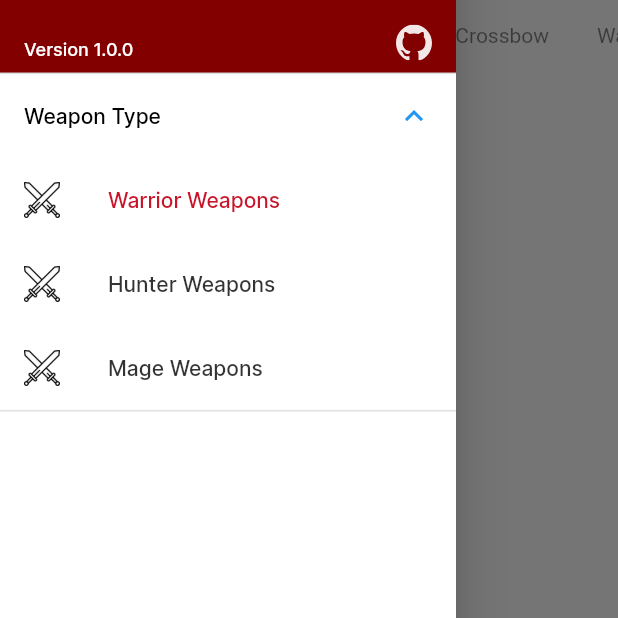
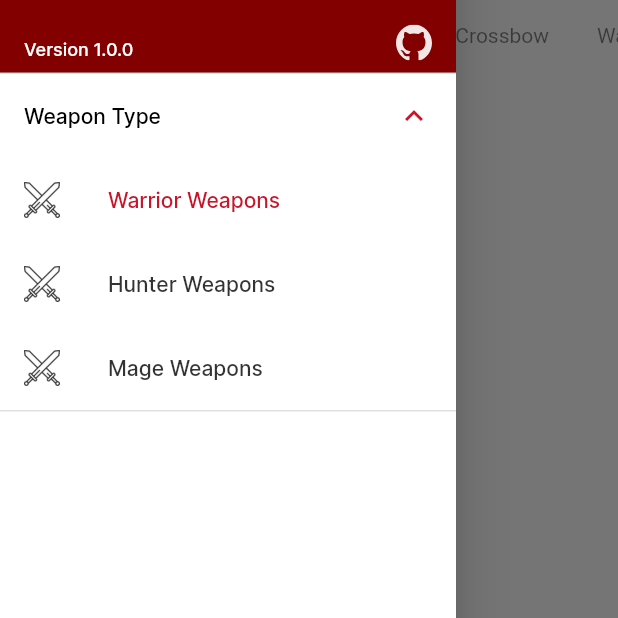
Before and after one commit to OpenAlbion/weaponry-android, a Flutter app: the screen it shows after launch, after a tap on an icon or button, on a phone screen of 412 x 824 dp, the part 169-787 px from its top. Run offline on Flutter 3.47's test engine with Material 2 defaults, Android fonts, the phone set to English and light mode, and no system bars; our stand-ins replace cached_network_image, connectivity_plus, dartz, dio, flutter_svg, fluttertoast and 5 more; generated files the repository leaves out were written again; network calls fail.

Commit message:
Added ItemList LoadingAnd Dark Mode

```diff
--- a/lib/constants/app_dimens.dart
+++ b/lib/constants/app_dimens.dart
@@ -1,3 +1,5 @@
+// ignore_for_file: constant_identifier_names
+
 const double MARGIN_SMALLER = 2;
 const double MARGIN_SMALL = 4;
 const double MARGIN_CARD_MEDIUM = 6;
@@ -22,8 +24,9 @@ const double TEXT_BIG = 40;
 const double TEXT_BIG_2X = 60;
 const double TEXT_BIG_3X = 80;
 
-
 const double DRAWER_ICON_SIZE = 26;
 const double HEIGHT_MANGA_ROW = 300;
 const double HEIGHT_MANGA = 200;
 const double WIDTH_MANGA = 160;
+
+const double HEIGHT_SUB_CATEGORY = 28;
--- a/lib/data/vos/item_vo.dart
+++ b/lib/data/vos/item_vo.dart
@@ -9,7 +9,7 @@ class ItemVO with _$ItemVO {
   factory ItemVO({
     required int id,
     @Default("") String name,
-    @JsonKey(name: "tire") @Default("") String tier,
+    @Default("") String tier,
     @JsonKey(name: "item_power") required int itemPower,
     @Default("") String icon,
   }) = _ItemVO;
--- a/lib/features/drawer_based/sections/drawer_category_section.dart
+++ b/lib/features/drawer_based/sections/drawer_category_section.dart
@@ -7,6 +7,7 @@ import 'package:openalbion_weaponry/features/global/inter_text.dart';
 import 'package:openalbion_weaponry/providers/home_provider.dart';
 import 'package:openalbion_weaponry/providers/based_provider.dart';
 import 'package:openalbion_weaponry/theme/app_color.dart';
+import 'package:openalbion_weaponry/theme/app_theme.dart';
 import 'package:provider/provider.dart';
 import 'package:shimmer/shimmer.dart';
 
@@ -42,16 +43,18 @@ class _DrawerCategorySection extends State<DrawerCategorySection> {
     return Column(
       children: provider.categoryList.getUniqueTypeList().map((type) {
         return ExpansionTile(
+          collapsedIconColor: get80PercentColor(context),
+          iconColor: secondaryRed,
           initiallyExpanded: provider.selectedCategory.type == type,
           title: InterText(convertTypeToLocalizedName(type, context)),
           children: provider.categoryList.getByType(type).map((category) {
             return ListTile(
-              leading: Image.asset(getCategoryLogoByType(type), width: MARGIN_LARGE),
+              leading: Image.asset(getCategoryLogoByType(type), width: MARGIN_LARGE, color: get80PercentColor(context),),
               selected: provider.selectedCategory.id == category.id,
               title: InterText(
                   category.name,
                   TextStyle(
-                      color: provider.selectedCategory.id == category.id ? secondaryRed : blackText80)),
+                      color: provider.selectedCategory.id == category.id ? secondaryRed : get80PercentColor(context))),
               onTap: () {
                 provider.setCategoryAndSubCategory(catId: category.id, setFirstSubcategory: true);
                 Navigator.pop(context);
--- a/lib/features/home/sections/item_list_section.dart
+++ b/lib/features/home/sections/item_list_section.dart
@@ -4,7 +4,10 @@ import 'package:openalbion_weaponry/data/vos/item_vo.dart';
 import 'package:openalbion_weaponry/data/vos/tier_group_vo.dart';
 import 'package:openalbion_weaponry/features/global/inter_text.dart';
 import 'package:cached_network_image/cached_network_image.dart';
+import 'package:openalbion_weaponry/features/home/widgets/item_list_loading.dart';
+import 'package:openalbion_weaponry/providers/based_provider.dart';
 import 'package:openalbion_weaponry/providers/home_provider.dart';
+import 'package:openalbion_weaponry/theme/app_theme.dart';
 import 'package:provider/provider.dart';
 
 class ItemListSection extends StatelessWidget {
@@ -12,24 +15,36 @@ class ItemListSection extends StatelessWidget {
 
   @override
   Widget build(BuildContext context) {
-    return Consumer<HomeProvider>(
-      builder: (context, provider, child) {
+    return Consumer<HomeProvider>(builder: (context, provider, child) {
+      return _renderUI(provider, context);
+    });
+  }
+
+  Widget _renderUI(HomeProvider provider, BuildContext context) {
+
+    if (provider.itemLoading) {
+      return ItemListLoading();
+    } else if (provider.itemComplete) {
+      return _completeUI(provider, context);
+    }
+
+    return SizedBox();
+  }
+
+  Expanded _completeUI(HomeProvider provider, BuildContext context) {
     return Expanded(
       child: ListView.separated(
           itemBuilder: (context, index) {
-                return TierGroupView(tierGroup: provider.tierGroupList[index],);
+            return TierGroupView(
+              tierGroup: provider.tierGroupList[index],
+            );
           },
           separatorBuilder: (_, index) => Divider(
                 endIndent: 140,
-                    color: Theme.of(context).textTheme.displayMedium!.color!.withOpacity(0.5),
+                color: get80PercentColor(context).withOpacity(0.5),
               ),
           itemCount: provider.tierGroupList.length),
     );
-      }
-    );
-    // return Column(
-    //   children: ,
-    // )
   }
 }
 
@@ -94,7 +109,9 @@ class TierGroupView extends StatelessWidget {
             physics: NeverScrollableScrollPhysics(),
             shrinkWrap: true,
             itemCount: tierGroup.itemList.length,
-            itemBuilder: (context, index) => ItemView(item: tierGroup.itemList[index],))
+            itemBuilder: (context, index) => ItemView(
+                  item: tierGroup.itemList[index],
+                ))
       ],
     );
   }
--- a/lib/features/home/sections/search_section.dart
+++ b/lib/features/home/sections/search_section.dart
@@ -2,6 +2,7 @@ import 'package:flutter/material.dart';
 import 'package:flutter_svg/flutter_svg.dart';
 import 'package:openalbion_weaponry/constants/app_dimens.dart';
 import 'package:openalbion_weaponry/theme/app_color.dart';
+import 'package:openalbion_weaponry/theme/app_theme.dart';
 
 class SearchSection extends StatelessWidget {
   final TextEditingController? controller;
@@ -23,9 +24,9 @@ class SearchSection extends StatelessWidget {
         decoration: InputDecoration(
           filled: true,
           isDense: true,
-          fillColor: secondaryWhite,
+          fillColor: getCardColor(context),
           hintText: "Search swords & ...",
-          hintStyle: TextStyle(fontSize: 14),
+          hintStyle: TextStyle(fontSize: 14, color: get80PercentColor(context)),
           border:
               OutlineInputBorder(borderRadius: BorderRadius.circular(12), borderSide: BorderSide.none),
           prefixIcon: Padding(
--- a/lib/features/home/sections/sub_category_list_section.dart
+++ b/lib/features/home/sections/sub_category_list_section.dart
@@ -1,10 +1,12 @@
 import 'package:flutter/material.dart';
 import 'package:openalbion_weaponry/constants/app_dimens.dart';
 import 'package:openalbion_weaponry/constants/app_fonts.dart';
+import 'package:openalbion_weaponry/features/home/widgets/sub_category_loading.dart';
 import 'package:openalbion_weaponry/providers/based_provider.dart';
 import 'package:openalbion_weaponry/providers/home_provider.dart';
 import 'package:openalbion_weaponry/theme/app_color.dart';
 import 'package:provider/provider.dart';
+import 'package:shimmer/shimmer.dart';
 
 class SubCategoryListSection extends StatefulWidget {
   const SubCategoryListSection({
@@ -15,53 +17,39 @@ class SubCategoryListSection extends StatefulWidget {
   State<SubCategoryListSection> createState() => _SubCategoryListSectionState();
 }
 
-class _SubCategoryListSectionState extends State<SubCategoryListSection> with TickerProviderStateMixin {
-  late ScrollController scrollController;
+class _SubCategoryListSectionState extends State<SubCategoryListSection> {
+  final itemKey = GlobalKey();
 
   @override
   void initState() {
-    scrollController = ScrollController();
     super.initState();
   }
 
   @override
   Widget build(BuildContext context) {
     return Consumer<HomeProvider>(builder: (context, provider, child) {
-      return _renderUI(provider, context, scrollController);
+      return _renderUI(provider, context);
     });
   }
 
-  Widget _renderUI(HomeProvider provider, BuildContext context, ScrollController scrollController) {
+  Widget _renderUI(HomeProvider provider, BuildContext context) {
     switch (provider.state) {
       case ViewState.COMPLETE:
-        return _buildCompleteUI(provider, context, scrollController);
+        return _buildCompleteUI(provider, context);
+
+      case ViewState.LOADING:
+        return SubCategoryLoading();
 
       default:
-        return Placeholder();
+        return SizedBox();
     }
   }
 
-  Widget _buildCompleteUI(
-      HomeProvider provider, BuildContext context, ScrollController scrollController) {
-    // return TabBar(
-    //     controller: TabController(length: provider.selectedCategory.subcategories.length, vsync: this),
-    //     indicatorColor: secondaryRed,
-    //     indicatorSize: TabBarIndicatorSize.label,
-    //     isScrollable: true,
-    //     labelStyle: TextStyle(fontFamily: inter),
-    //     labelColor: Theme.of(context).textTheme.displayMedium!.color,
-    //     unselectedLabelColor: Theme.of(context).textTheme.displayMedium!.color!.withOpacity(0.5),
-    //     splashFactory: NoSplash.splashFactory,
-    //     tabs: provider.selectedCategory.subcategories.map((subCategory) {
-    //       return Tab(
-    //         text: subCategory.name,
-    //       );
-    //     }).toList());
-
+  Widget _buildCompleteUI(HomeProvider provider, BuildContext context) {
     return SizedBox(
-        height: 28,
+      height: HEIGHT_SUB_CATEGORY,
       child: ListView.builder(
-            controller: scrollController,
+        key: itemKey,
         padding: EdgeInsets.symmetric(horizontal: MARGIN_MEDIUM),
         itemCount: provider.selectedCategory.subcategories.length,
         scrollDirection: Axis.horizontal,
@@ -69,11 +57,8 @@ class _SubCategoryListSectionState extends State<SubCategoryListSection> with Ti
           return GestureDetector(
             behavior: HitTestBehavior.opaque,
             onTap: () {
-
               provider.setCategoryAndSubCategory(
                   subId: provider.selectedCategory.subcategories[index].id);
-
-
             },
             child: Padding(
               padding: const EdgeInsets.symmetric(horizontal: MARGIN_MEDIUM_2),
@@ -94,7 +79,9 @@ class _SubCategoryListSectionState extends State<SubCategoryListSection> with Ti
               ),
             ),
           );
-            }));
+        },
+      ),
+    );
   }
 }
 
--- /dev/null
+++ b/lib/features/home/widgets/sub_category_loading.dart
@@ -0,0 +1,37 @@
+import 'package:flutter/material.dart';
+import 'package:openalbion_weaponry/constants/app_dimens.dart';
+import 'package:openalbion_weaponry/theme/app_color.dart';
+import 'package:openalbion_weaponry/theme/app_theme.dart';
+import 'package:shimmer/shimmer.dart';
+
+class SubCategoryLoading extends StatelessWidget {
+  const SubCategoryLoading({
+    super.key,
+  });
+
+  @override
+  Widget build(BuildContext context) {
+    return Shimmer.fromColors(
+      baseColor: getCardColor(context),
+      highlightColor: Colors.grey.withOpacity(0.4),
+      child: SizedBox(
+        height: HEIGHT_SUB_CATEGORY,
+        width: double.infinity,
+        child: ListView.builder(
+          scrollDirection: Axis.horizontal,
+          itemCount: 5,
+          padding: EdgeInsets.only(left: MARGIN_MEDIUM_2),
+          itemBuilder: ((context, index) => Container(
+            margin: EdgeInsets.only(right: MARGIN_MEDIUM_2),
+            height: HEIGHT_SUB_CATEGORY,
+            width: 70,
+                decoration: BoxDecoration(
+                  color: whiteText,
+                  borderRadius: BorderRadius.circular(MARGIN_SMALL)
+                  ),
+              )),
+        ),
+      ),
+    );
+  }
+}
--- a/lib/providers/home_provider.dart
+++ b/lib/providers/home_provider.dart
@@ -26,6 +26,7 @@ class HomeProvider extends BasedProvider {
   late TabController tabController;
 
   bool itemLoading = false;
+  bool itemComplete = false;
   List<ItemVO> _itemList = [];
   List<ItemVO> get itemList => _itemList;
 
@@ -67,12 +68,14 @@ class HomeProvider extends BasedProvider {
         await _repository.getItemListBySubCategoryId(selectedSubCategory.id);
     data.fold((L) {
       itemLoading = false;
+      itemComplete = false;
       appError = L;
       notifyListeners();
     }, (R) {
       _itemList = R;
       _tierGroupList = _itemList.convertToTierGroupList();
       itemLoading = false;
+      itemComplete = true;
       notifyListeners();
     });
   }
--- a/lib/routes.dart
+++ b/lib/routes.dart
@@ -1,6 +1,7 @@
 import 'package:flutter/material.dart';
 import 'package:openalbion_weaponry/features/drawer_based/drawer_based_screen.dart';
 import 'package:openalbion_weaponry/features/home/home_screen.dart';
+import 'package:openalbion_weaponry/features/test/test_screen.dart';
 
 class Routes {
   static Route<dynamic>? generateRoutes(RouteSettings routeSettings) {
@@ -19,6 +20,7 @@ class Routes {
           //   return ItemDetailScreen(args: args);
 
           default:
+            // return TestScreen();
             return DrawerBasedScreen();
         }
       },
--- a/lib/theme/app_color.dart
+++ b/lib/theme/app_color.dart
@@ -10,3 +10,4 @@ const whiteText80 = Color(0xccffffff);
 const primaryRed = Color(0xff820000);
 const secondaryRed = Color(0xffC8152A);
 const secondaryWhite = Color(0xffF4F4F4);
+const secondaryBlack = Color(0xff252525);
--- a/lib/theme/app_theme.dart
+++ b/lib/theme/app_theme.dart
@@ -5,6 +5,7 @@ ThemeData lightThemeData(BuildContext context) {
   return ThemeData.light().copyWith(
     brightness: Brightness.light,
     scaffoldBackgroundColor: whiteBackground,
+    cardTheme: CardTheme().copyWith(color: secondaryWhite),
     iconTheme: IconThemeData().copyWith(color: blackText80),
     textTheme: Theme.of(context).textTheme.apply(
           displayColor: blackText,
@@ -17,6 +18,7 @@ ThemeData darkThemeData(BuildContext context) {
   return ThemeData.light().copyWith(
     brightness: Brightness.light,
     scaffoldBackgroundColor: blackBackground,
+    cardTheme: CardTheme().copyWith(color: secondaryBlack),
     iconTheme: IconThemeData().copyWith(color: whiteText80),
     textTheme: Theme.of(context).textTheme.apply(
           displayColor: whiteText,
@@ -24,3 +26,15 @@ ThemeData darkThemeData(BuildContext context) {
         ),
   );
 }
+
+Color get80PercentColor(BuildContext context) {
+  return Theme.of(context).textTheme.bodyMedium!.color!;
+}
+
+Color getFullColor(BuildContext context) {
+  return Theme.of(context).textTheme.displayMedium!.color!;
+}
+
+Color getCardColor(BuildContext context) {
+  return Theme.of(context).cardTheme.color!;
+}
```
Also changed, not shown: lib/features/home/widgets/item_list_loading.dart (added, +113 -0 lines), lib/data/vos/item_vo.freezed.dart, lib/data/vos/item_vo.g.dart, 1 other file. Lines whose indentation alone changed are shown as unchanged.
